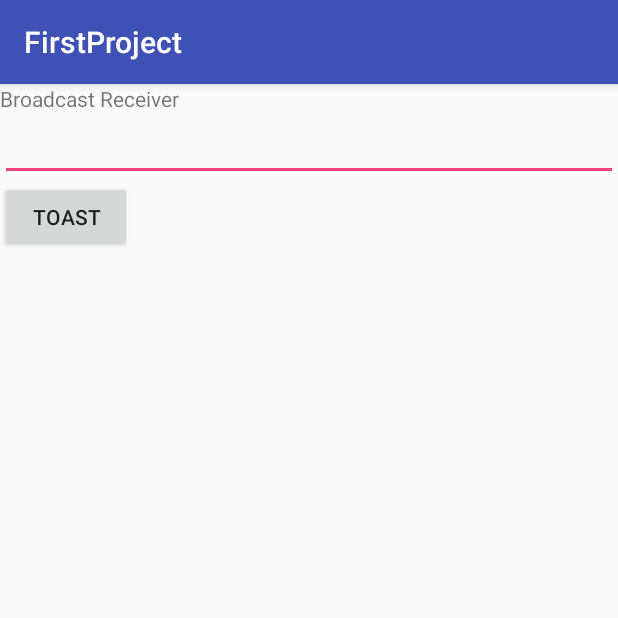
After one commit to at-hoaiphan/First_Project, an Android app: the SmsBroadcastReceiver screen opened directly, with no data from a screen before it, on a phone screen of 412 x 824 dp, the top half of it. The commit adds this screen. Run offline under Robolectric (Android 15) with nearby library versions, the phone set to English and light mode, and no system bars.

Commit message:
Broadcast Receiver demo read Internet State

```diff
--- /dev/null
+++ b/app/src/main/java/com/example/gio/firstproject/broadcast_receiver/SmsBroadcastReceiver.java
@@ -0,0 +1,35 @@
+package com.example.gio.firstproject.broadcast_receiver;
+
+import android.content.Intent;
+import android.os.Bundle;
+import android.support.v7.app.AppCompatActivity;
+import android.view.View;
+import android.widget.Button;
+import android.widget.EditText;
+
+import com.example.gio.firstproject.R;
+
+/**
+ * Created by Gio on 3/28/2017.
+ */
+
+public class SmsBroadcastReceiver extends AppCompatActivity implements View.OnClickListener {
+
+    @Override
+    public void onCreate(Bundle savedInstanceState) {
+        super.onCreate(savedInstanceState);
+        setContentView(R.layout.broadcast_receiver);
+
+        Button btnToast = (Button) findViewById(R.id.btnToast);
+        btnToast.setOnClickListener(this);
+    }
+
+    @Override
+    public void onClick(View v) {
+        Intent intent = new Intent("MyCustom");
+        EditText edt = (EditText) findViewById(R.id.edt);
+        intent.putExtra("message", edt.getText());
+        intent.setAction("com.gio.android.A_CUSTOM_INTENT");
+        sendBroadcast(intent);
+    }
+}
--- /dev/null
+++ b/app/src/main/res/layout/broadcast_receiver.xml
@@ -0,0 +1,23 @@
+<?xml version="1.0" encoding="utf-8"?>
+<LinearLayout xmlns:android="http://schemas.android.com/apk/res/android"
+    android:orientation="vertical" android:layout_width="match_parent"
+    android:layout_height="match_parent">
+
+    <TextView
+        android:id="@+id/textView"
+        android:text="Broadcast Receiver"
+        android:layout_width="wrap_content"
+        android:layout_height="wrap_content" />
+
+    <EditText
+        android:id="@+id/edt"
+        android:layout_width="match_parent"
+        android:layout_height="wrap_content" />
+    <Button
+        android:id="@+id/btnToast"
+        android:text="Toast"
+        android:onClick="onClick"
+        android:layout_width="wrap_content"
+        android:layout_height="wrap_content" />
+
+</LinearLayout>
```
Also changed, not shown: app/src/main/AndroidManifest.xml (+20 -3 lines), app/src/main/java/com/example/gio/firstproject/NoteSQLite/MyDatabaseHelper.java (+8 -8 lines), app/src/main/java/com/example/gio/firstproject/activities/MainActivity.java (+10 -2 lines), app/src/main/java/com/example/gio/firstproject/broadcast_receiver/myBroadcastReceiver.java (added, +59 -0 lines), app/src/main/java/com/example/gio/firstproject/model/Note.java (+9 -9 lines), app/src/main/res/layout/activity_main.xml (+7 -0 lines).
